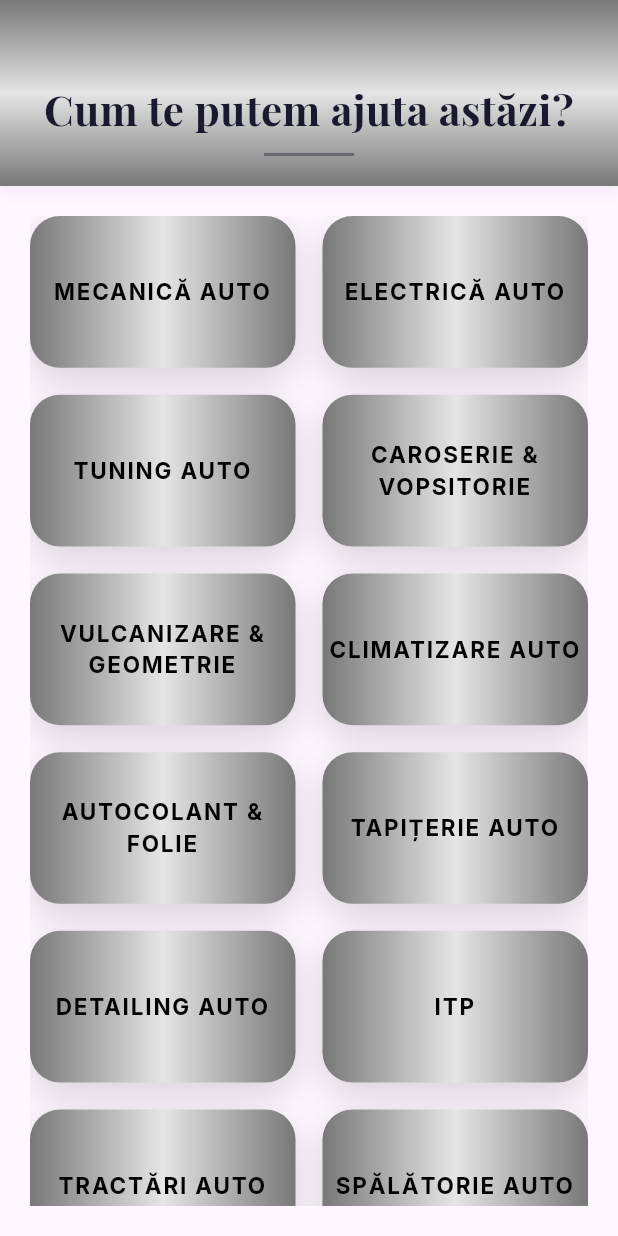
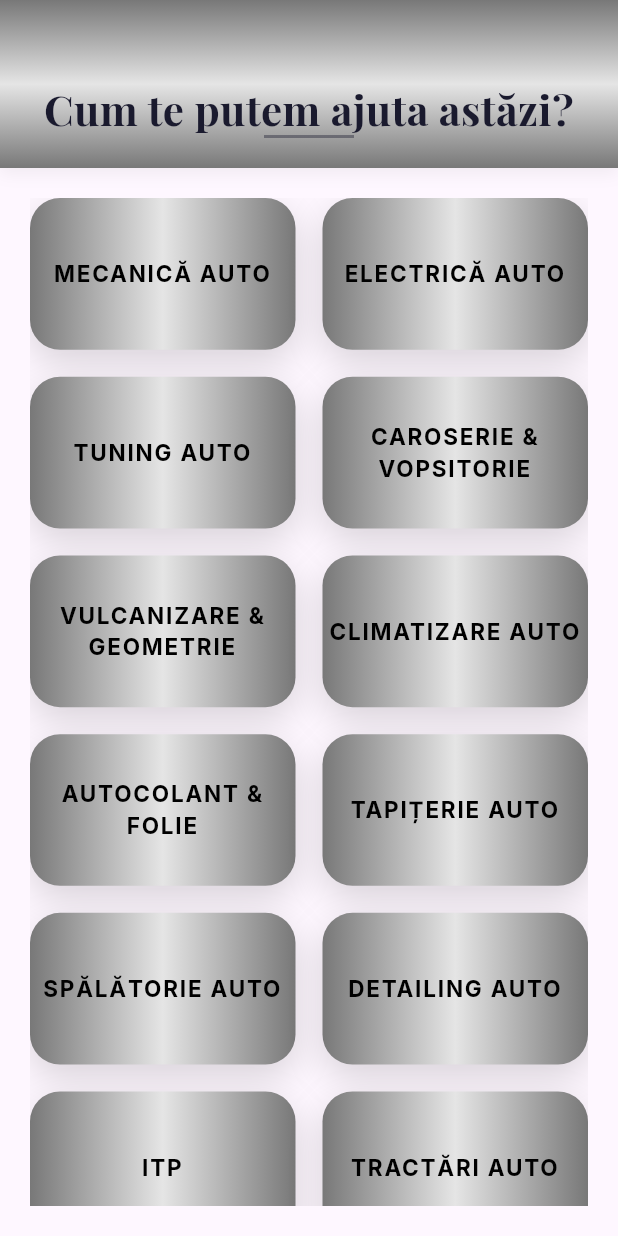
Before and after one commit to loye22/fixcars-app-, a Flutter app: the _HomeContent widget shown alone on an empty page, opened directly, on a phone screen of 412 x 824 dp. Run offline on Flutter 3.47's test engine with Material 3 defaults, Android fonts, the phone set to English and light mode, and no system bars; our stand-ins replace cloud_firestore, connectivity_plus, dotted_border, extended_image, firebase_auth, firebase_core and 14 more; missing offline and left inert: flutter_pdfview, onesignal_flutter; accounts and stored records are empty; network calls fail.

Commit message:
Update the client  home page service order

```diff
--- a/lib/client/screens/client_home_page.dart
+++ b/lib/client/screens/client_home_page.dart
@@ -284,10 +284,11 @@ class _HomeContent extends StatelessWidget {
     {'title': 'CLIMATIZARE AUTO', 'screen': () => LocationPermissionGate(child: ClimatizareAutoScreen())},
     {'title': 'AUTOCOLANT & FOLIE', 'screen': () => LocationPermissionGate(child: AutocolantScreen())},
     {'title': 'TAPIȚERIE AUTO', 'screen': () => LocationPermissionGate(child: TapiterieScreen())},
+    {'title': 'SPĂLĂTORIE AUTO', 'screen': () => LocationPermissionGate(child: SpalatorieAutoScreen())},
     {'title': 'DETAILING AUTO', 'screen': () => LocationPermissionGate(child: DetailingScreen())},
     {'title': 'ITP', 'screen': () => LocationPermissionGate(child: ITPScreen())},
     {'title': 'TRACTĂRI AUTO', 'screen': () => LocationPermissionGate(child: TractariScreen())},
-    {'title': 'SPĂLĂTORIE AUTO', 'screen': () => LocationPermissionGate(child: SpalatorieAutoScreen())},
+
   ];
 
   @override
@@ -320,7 +321,7 @@ class _HomeContent extends StatelessWidget {
                 ),
                 textAlign: TextAlign.center,
               ),
-              const SizedBox(height: 12),
+           //   const SizedBox(height: 12),
               Container(
                 width: 60,
                 height: 2,
```
Also changed, not shown: pubspec.lock.
